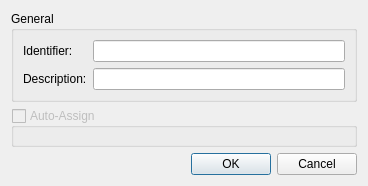
Above: Dialogs/DlgFootnoteEditor.ui from ma7t3/ScheduleMaster before the change. Below: the same form after it.
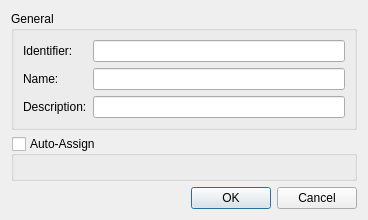
That is the form after the change. Custom widgets are drawn as their Qt base class.

Diff of the .ui file:
```diff
--- a/Dialogs/DlgFootnoteEditor.ui
+++ b/Dialogs/DlgFootnoteEditor.ui
@@ -7,7 +7,7 @@
     <x>0</x>
     <y>0</y>
     <width>368</width>
-    <height>186</height>
+    <height>220</height>
    </rect>
   </property>
   <property name="windowTitle">
@@ -30,23 +30,33 @@
       <item row="0" column="1">
        <widget class="QLineEdit" name="leIdentifier"/>
       </item>
-      <item row="1" column="0">
+      <item row="2" column="0">
        <widget class="QLabel" name="lDescription">
         <property name="text">
          <string>Description:</string>
         </property>
        </widget>
       </item>
-      <item row="1" column="1">
+      <item row="2" column="1">
        <widget class="QLineEdit" name="leDescription"/>
       </item>
+      <item row="1" column="0">
+       <widget class="QLabel" name="label">
+        <property name="text">
+         <string>Name:</string>
+        </property>
+       </widget>
+      </item>
+      <item row="1" column="1">
+       <widget class="QLineEdit" name="leName"/>
+      </item>
      </layout>
     </widget>
    </item>
    <item>
     <widget class="QGroupBox" name="groupBox_2">
      <property name="enabled">
-      <bool>false</bool>
+      <bool>true</bool>
      </property>
      <property name="title">
       <string>Auto-Assign</string>
@@ -57,6 +67,11 @@
      <property name="checked">
       <bool>false</bool>
      </property>
+     <layout class="QVBoxLayout" name="verticalLayout_2">
+      <item>
+       <widget class="WdgDaySelector" name="daySelector" native="true"/>
+      </item>
+     </layout>
     </widget>
    </item>
    <item>
@@ -71,6 +86,20 @@
    </item>
   </layout>
  </widget>
+ <customwidgets>
+  <customwidget>
+   <class>WdgDaySelector</class>
+   <extends>QWidget</extends>
+   <header>Widgets/wdgdayselector.h</header>
+   <container>1</container>
+  </customwidget>
+ </customwidgets>
+ <tabstops>
+  <tabstop>leIdentifier</tabstop>
+  <tabstop>leName</tabstop>
+  <tabstop>leDescription</tabstop>
+  <tabstop>groupBox_2</tabstop>
+ </tabstops>
  <resources/>
  <connections>
   <connection>
```
Left out of the diff: 12 changed lines with no effect on the pictures.
